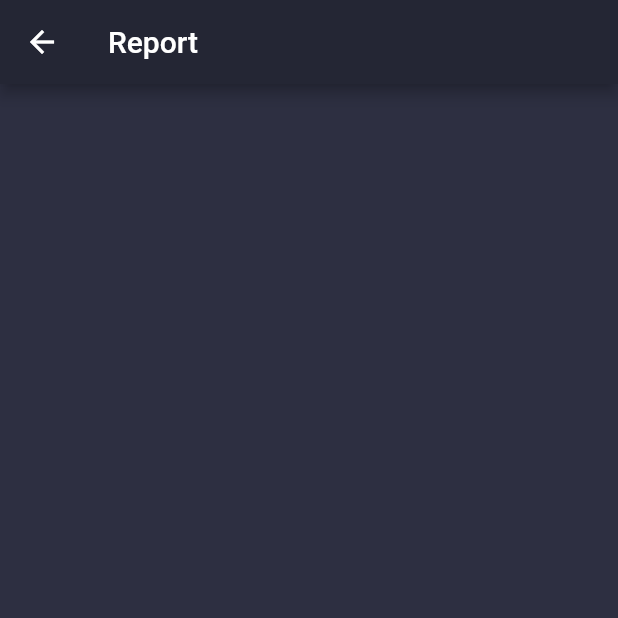
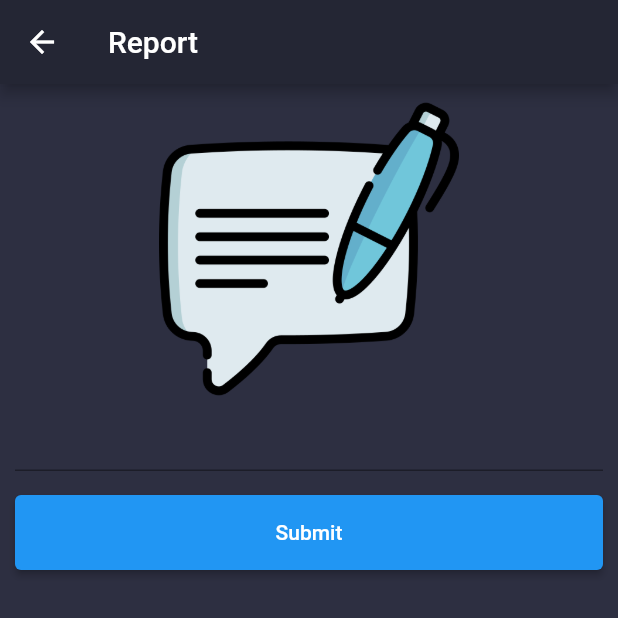
Before and after one commit to ngotruongan001/DoAnFlutter2, a Flutter app: the ReportPage screen opened directly, on a phone screen of 412 x 824 dp, the top half of it. Run offline on Flutter 3.47's test engine with Material 2 defaults, Android fonts, the phone set to English and light mode, and no system bars; statements that could not run were skipped; project files that could hold a hidden picture were left out.

```diff
--- a/smart_control/lib/screens/feedback/index.dart
+++ b/smart_control/lib/screens/feedback/index.dart
@@ -46,7 +46,63 @@ class _ReportPageState extends State<ReportPage> {
       backgroundColor: CustomColors.pageBackgroundColor,
       body: Padding(
         padding: const EdgeInsets.all(10.0),
-
+        child: Form(
+          key: _formKey,
+          child: Column(
+            crossAxisAlignment: CrossAxisAlignment.start,
+            children: [
+              Center(
+                child: Container(
+                  width: 200,
+                  height: 200,
+                  decoration: const BoxDecoration(
+                    image: DecorationImage(
+                      image: AssetImage('assets/images/feedback-2.png'),
+                      fit: BoxFit.cover,
+                    ),
+                  ),
+                ),
+              ),
+              TextFormField(
+                controller: myController,
+                style: TextStyle(
+                  color: CustomColors.primaryTextColor
+                ),
+                validator: (value) {
+                  if (value == null || value.isEmpty) {
+                    return 'Please enter some text';
+                  }
+                  return null;
+                },
+              ),
+              Padding(
+                padding: const EdgeInsets.symmetric(vertical: 16.0),
+                child: ElevatedButton(
+                  onPressed: () async {
+                    if (_formKey.currentState!.validate()) {
+                      //post
+                      //....
+                      final UserModel? user = await createUser(myController.text);
+                      ScaffoldMessenger.of(context).showSnackBar(
+                        const SnackBar(content: Text('Processing Data')),
+                      );
+                    }
+                    myController.text = "";
+                  },
+                  child: Center(
+                      child: Container(
+                          height: 50,
+                          child: Column(
+                            crossAxisAlignment: CrossAxisAlignment.center,
+                            mainAxisAlignment: MainAxisAlignment.center,
+                            children:[Text('Submit',style: TextStyle(
+                              color: CustomColors.primaryTextColor
+                            ),)],))),
+                ),
+              ),
+            ],
+          ),
+        ),
       ),
     );
   }
```
Also changed, not shown: smart_control/lib/viewmodel/HomeViewModel.dart (+15 -0 lines).
